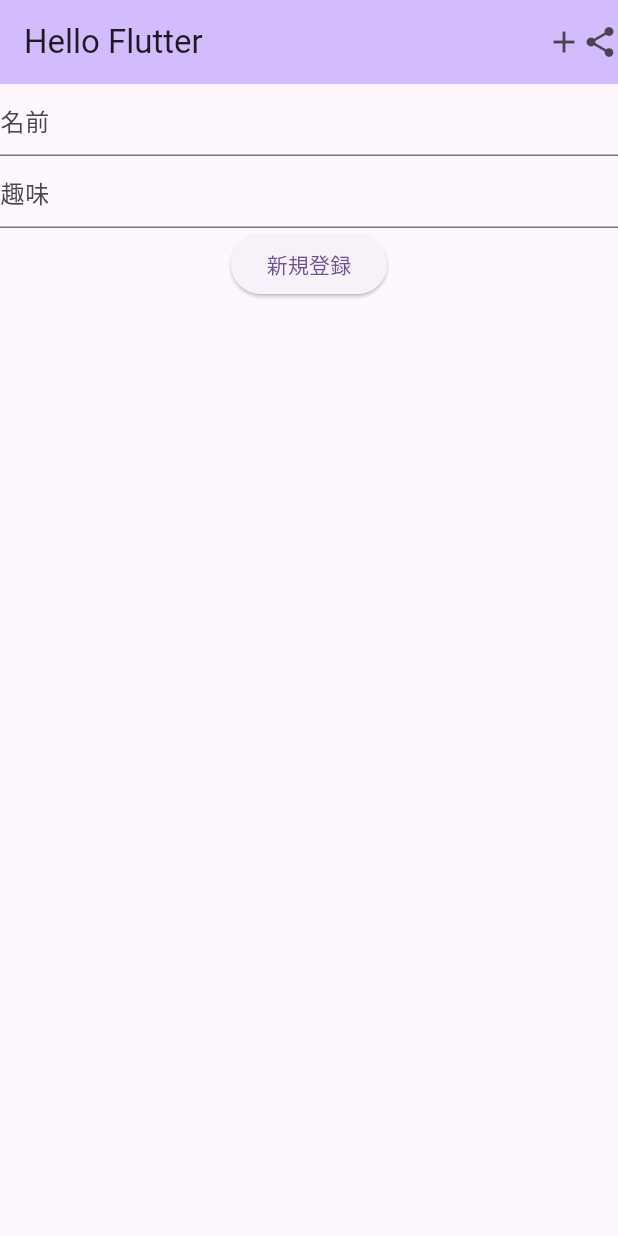
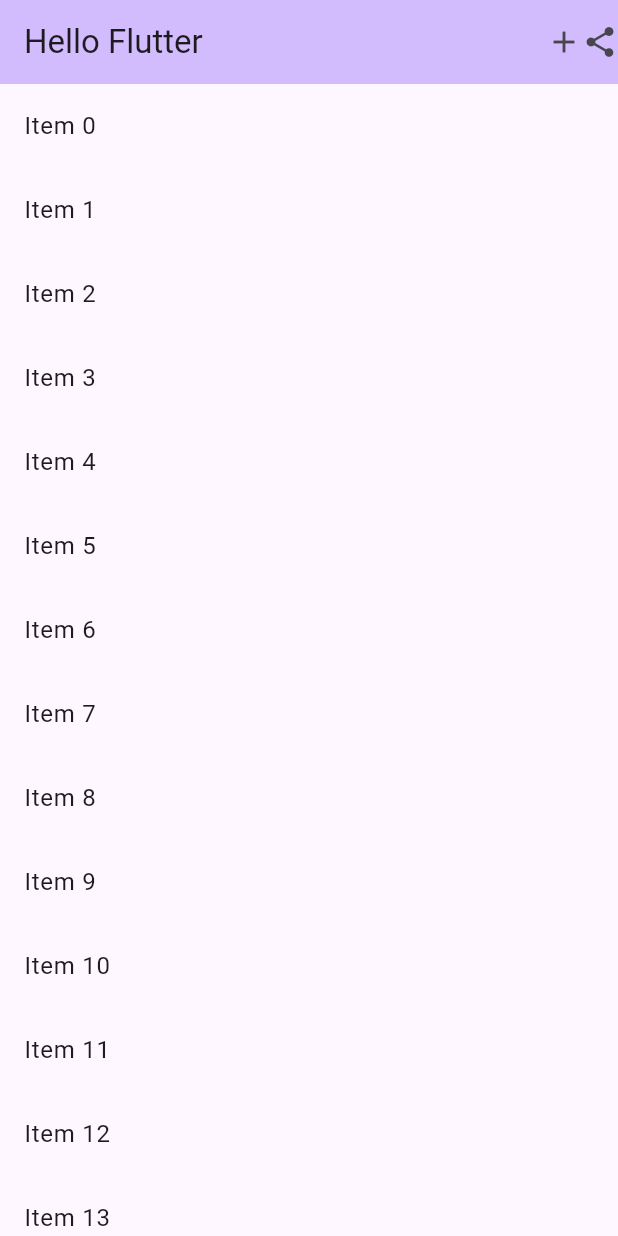
Before and after one commit to powerninja/application_dev_learning, a Flutter app: the screen it shows after launch, on a phone screen of 412 x 824 dp. Run offline on Flutter 3.47's test engine with Material 3 defaults, Android fonts, the phone set to English and light mode, and no system bars.

Commit message:
ListViewの表示と、リストをタップした際に詳細ページに遷移するように変更

```diff
--- a/lib/main.dart
+++ b/lib/main.dart
@@ -33,10 +33,8 @@
 }
 
 class _MyHomePageState extends State<MyHomePage> {
-  String name = '';
-
-  final _myHobbyController = TextEditingController();
-  final _myNameController = TextEditingController();
+  //リストを表示する10000個の文字を生成する
+  final items = List<String>.generate(10000, (i) => "Item $i");
 
   @override
   Widget build(BuildContext context) {
@@ -47,31 +45,22 @@
           actions: [Icon(Icons.add), Icon(Icons.share)],
         ),
         body: Container(
-            width: double.infinity,
-            child: Column(
-              children: [
-                TextField(
-                  controller: _myNameController,
-                  decoration: const InputDecoration(
-                    hintText: '名前',
-                  ),
-                ),
-                TextField(
-                  controller: _myHobbyController,
-                  decoration: const InputDecoration(hintText: '趣味'),
-                ),
-                ElevatedButton(
-                    onPressed: () => {
-                          Navigator.push(
-                            context,
-                            MaterialPageRoute(
-                                builder: (context) => nextPage(
-                                    _myNameController.text,
-                                    _myHobbyController.text)),
-                          )
-                        },
-                    child: const Text('新規登録')),
-              ],
-            )));
+          width: double.infinity,
+          child: ListView.builder(
+            itemCount: items.length,
+            itemBuilder: (context, index) {
+              return ListTile(
+                title: Text('${items[index]}'),
+                onTap: () {
+                  Navigator.push(
+                    context,
+                    MaterialPageRoute(
+                        builder: (context) => nextPage('${items[index]}', '')),
+                  );
+                },
+              );
+            },
+          ),
+        ));
   }
 }
```
